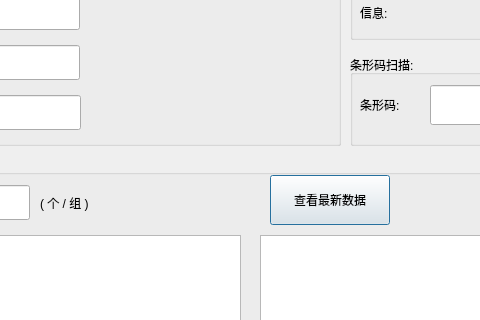
First picture: the form in serialCom/serialcom/res/serialCom.ui, repository Arvin-He/projects, before the edit; both pictures show x 220 to 700 and y 145 to 465 of the 1024 by 768 pixel window.
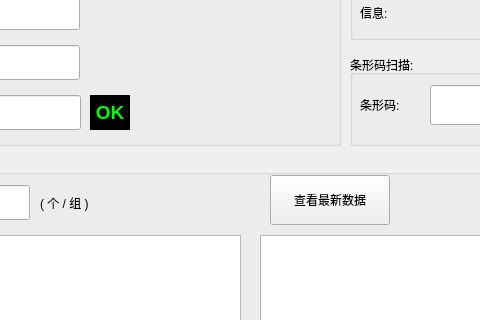
Second picture: the form after the edit.

Diff of the .ui file:
```diff
--- a/serialCom/serialcom/res/serialCom.ui
+++ b/serialCom/serialcom/res/serialCom.ui
@@ -216,15 +216,26 @@
      <rect>
       <x>290</x>
       <y>230</y>
-      <width>30</width>
-      <height>30</height>
+      <width>40</width>
+      <height>35</height>
      </rect>
     </property>
+    <property name="font">
+     <font>
+      <pointsize>14</pointsize>
+      <weight>75</weight>
+      <bold>true</bold>
+     </font>
+    </property>
     <property name="styleSheet">
-     <string notr="true"/>
+     <string notr="true">color: rgb(0, 255, 0);
+background-color: rgb(0, 0, 0);</string>
     </property>
     <property name="text">
-     <string/>
+     <string>OK</string>
+    </property>
+    <property name="alignment">
+     <set>Qt::AlignCenter</set>
     </property>
    </widget>
   </widget>
@@ -589,6 +600,9 @@
     <property name="text">
      <string>查看最新数据</string>
     </property>
+    <property name="autoDefault">
+     <bool>false</bool>
+    </property>
    </widget>
   </widget>
  </widget>
```
